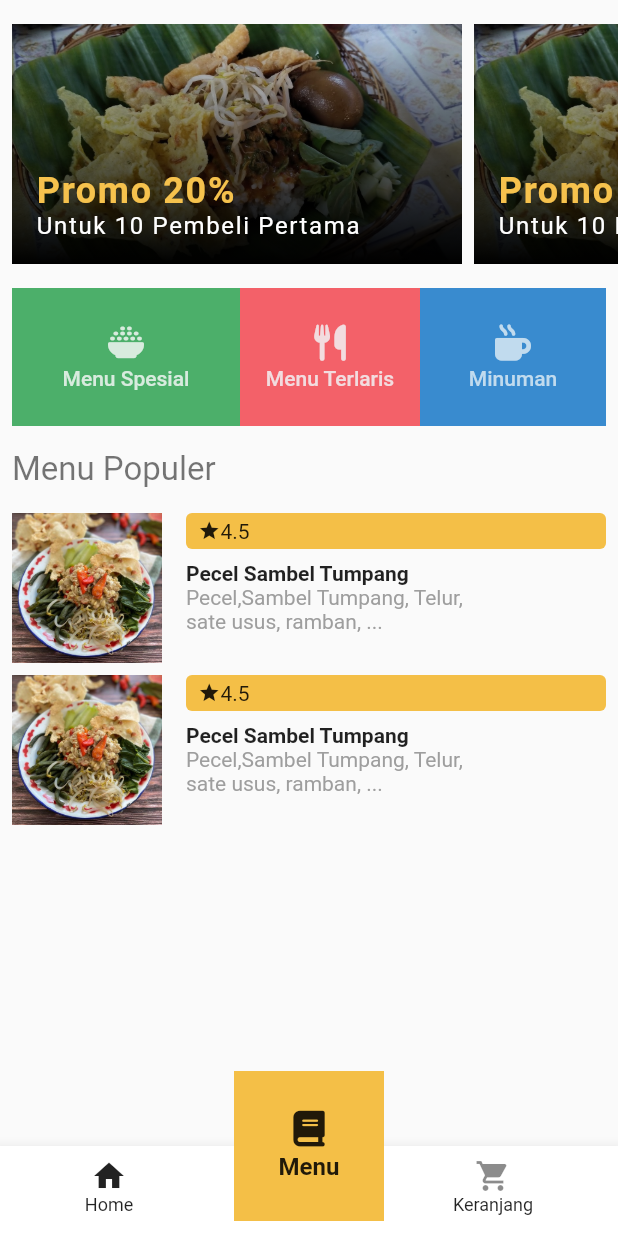
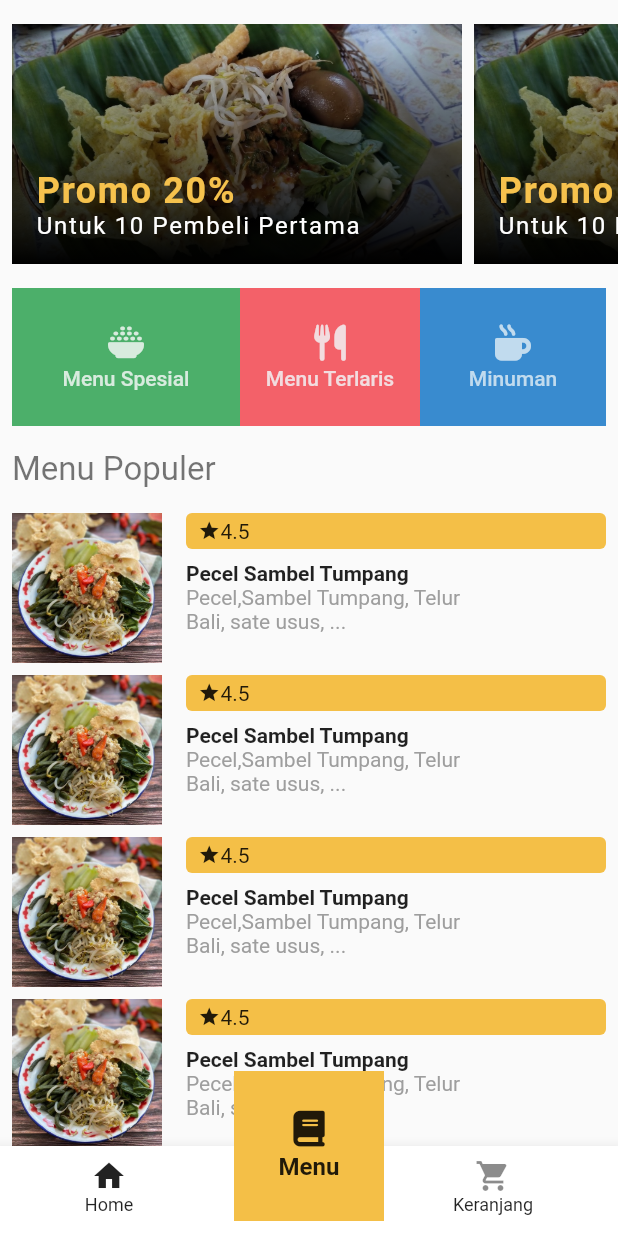
Before and after one commit to HorizonDx/UASDart, a Flutter app: the screen it shows after launch, on a phone screen of 412 x 824 dp. Run offline on Flutter 3.47's test engine with Material 2 defaults, Android fonts, the phone set to English and light mode, and no system bars; our stand-ins replace font_awesome_flutter; missing offline and left inert: flutter_polygon.

Commit message:
Update MenuItemList.dart

```diff
--- a/lib/MenuItemList.dart
+++ b/lib/MenuItemList.dart
@@ -17,6 +17,8 @@ class MenuItemList extends StatelessWidget {
         children: <Widget>[
           Text('Menu Populer',style: TextStyle(fontSize: 22.0,color: Colors.black54),),
           SizedBox(height: 16.0,),
+          MenuItem(),
+          MenuItem(),
           MenuItem(),
           MenuItem(),
         ],
@@ -69,7 +71,7 @@ class MenuItem extends StatelessWidget {
                 Text('Pecel Sambel Tumpang', style: TextStyle(fontWeight: FontWeight.w600),),
                 Container(
                   width: 200.0,
-                  child: Text('Pecel,Sambel Tumpang, Telur, sate usus, ramban, ...', style: TextStyle(color: Colors.grey),),
+                  child: Text('Pecel,Sambel Tumpang, Telur Bali, sate usus, ...', style: TextStyle(color: Colors.grey),),
                 )
               ],
             )),
```
